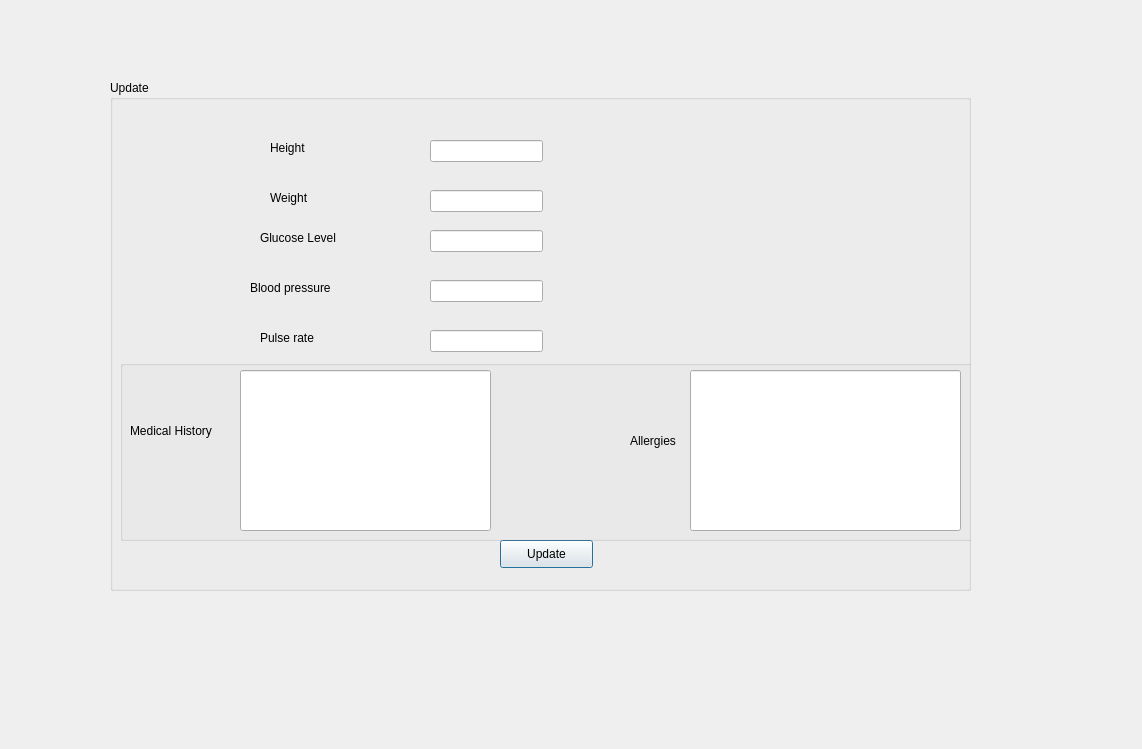
Before: the Qt Designer form Minor project - Copy/Minor/project/update.ui in rishabhs-s/Minor, drawn with Qt 5.
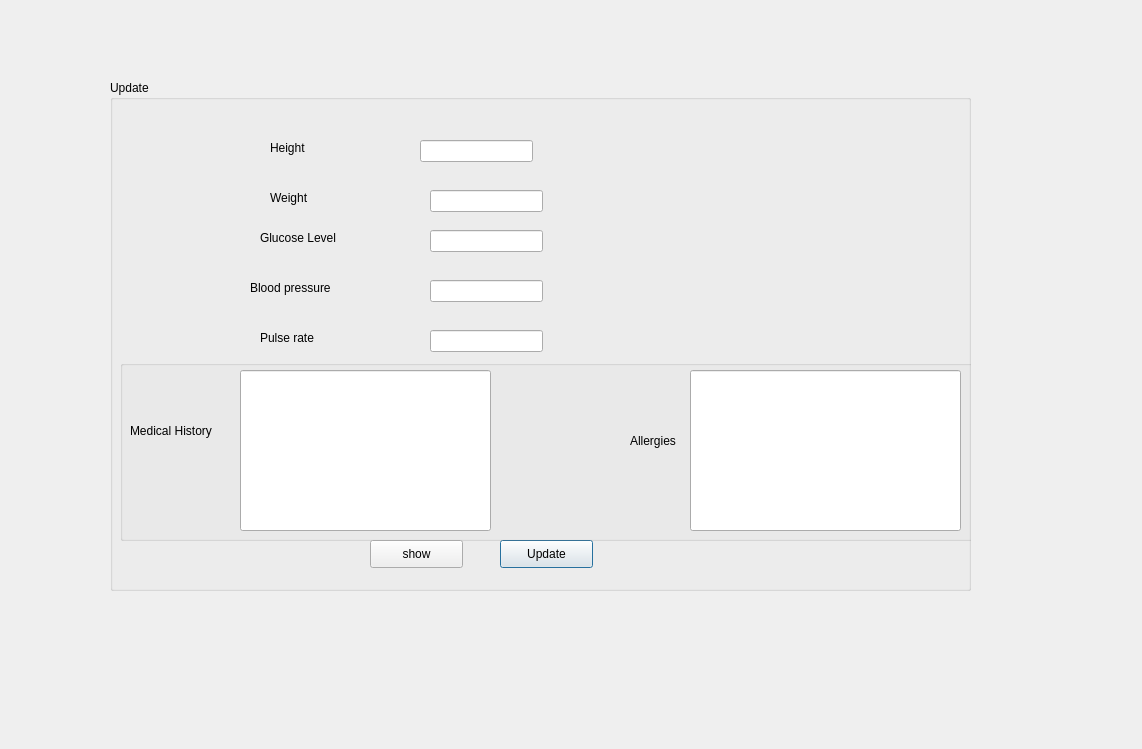
After: the same form once the commit is applied.

What changed in the file:
```diff
--- a/Minor project - Copy/Minor/project/update.ui
+++ b/Minor project - Copy/Minor/project/update.ui
@@ -103,17 +103,7 @@
      <string>Pulse rate</string>
     </property>
    </widget>
-   <widget class="QLineEdit" name="lineEdit">
-    <property name="geometry">
-     <rect>
-      <x>320</x>
-      <y>60</y>
-      <width>113</width>
-      <height>22</height>
-     </rect>
-    </property>
-   </widget>
-   <widget class="QLineEdit" name="lineEdit_2">
+   <widget class="QLineEdit" name="weight">
     <property name="geometry">
      <rect>
       <x>320</x>
@@ -212,6 +202,29 @@
      </property>
     </widget>
    </widget>
+   <widget class="QPushButton" name="show">
+    <property name="geometry">
+     <rect>
+      <x>260</x>
+      <y>460</y>
+      <width>93</width>
+      <height>28</height>
+     </rect>
+    </property>
+    <property name="text">
+     <string>show</string>
+    </property>
+   </widget>
+   <widget class="QLineEdit" name="height">
+    <property name="geometry">
+     <rect>
+      <x>310</x>
+      <y>60</y>
+      <width>113</width>
+      <height>22</height>
+     </rect>
+    </property>
+   </widget>
   </widget>
  </widget>
  <resources/>
```
Left out of the diff: 10 changed lines with no effect on the pictures.
